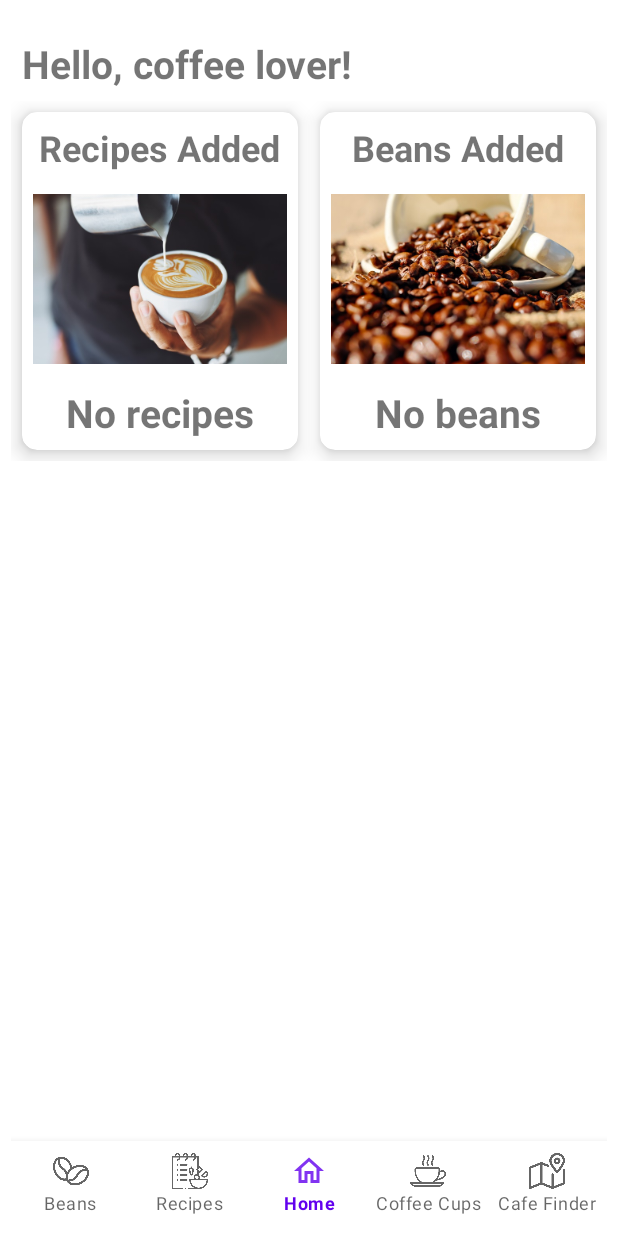
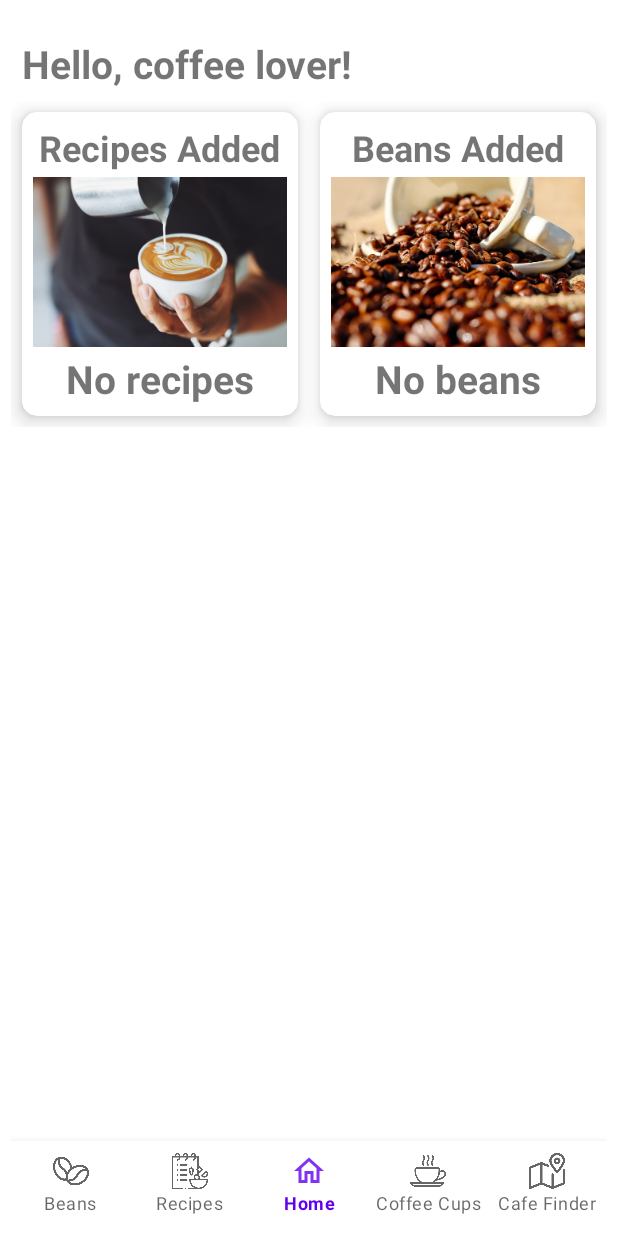
Before and after one commit to julkaswieta/coffee-app, an Android app: the screen it shows after launch (MainActivity), on a phone screen of 412 x 824 dp. Run offline under Robolectric (Android 15) with nearby library versions, the phone set to English and light mode, and no system bars; our stand-ins replace Room's generated code.

```diff
--- a/app/src/main/res/layout/activity_main.xml
+++ b/app/src/main/res/layout/activity_main.xml
@@ -47,13 +47,14 @@
                     android:textSize="24sp"
                     android:textStyle="bold"
                     android:layout_centerHorizontal="true"/>
+
                 <ImageView
-                    android:layout_below="@id/home_recipes_label"
                     android:id="@+id/home_recipe_image"
                     android:layout_width="match_parent"
-                    android:layout_height="wrap_content"
-                    android:src="@mipmap/coffee_recipe"
-                    android:contentDescription="@string/coffee_recipe_image"/>
+                    android:layout_height="120dp"
+                    android:layout_below="@id/home_recipes_label"
+                    android:contentDescription="@string/coffee_recipe_image"
+                    android:src="@mipmap/coffee_recipe" />
 
                 <TextView
                     android:layout_below="@id/home_recipe_image"
@@ -88,13 +89,14 @@
                     android:textSize="24sp"
                     android:textStyle="bold"
                     android:layout_centerHorizontal="true"/>
+
                 <ImageView
-                    android:layout_below="@id/home_beans_label"
                     android:id="@+id/home_beans_image"
                     android:layout_width="match_parent"
-                    android:layout_height="wrap_content"
-                    android:src="@mipmap/coffee_beans"
-                    android:contentDescription="@string/coffee_beans_image"/>
+                    android:layout_height="120dp"
+                    android:layout_below="@id/home_beans_label"
+                    android:contentDescription="@string/coffee_beans_image"
+                    android:src="@mipmap/coffee_beans" />
                 <TextView
                     android:layout_below="@id/home_beans_image"
                     android:id="@+id/home_beans_count"
```
